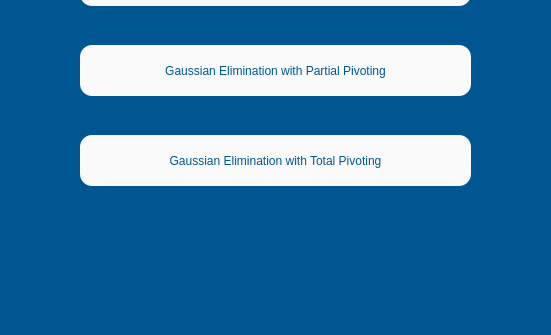
Above: Designer/gaussian_elimination_window.ui from ManuelG28/Numerikiando before the change; both pictures show x 160 to 711 and y 315 to 650 of the 850 by 650 pixel window. Below: the same form after it.
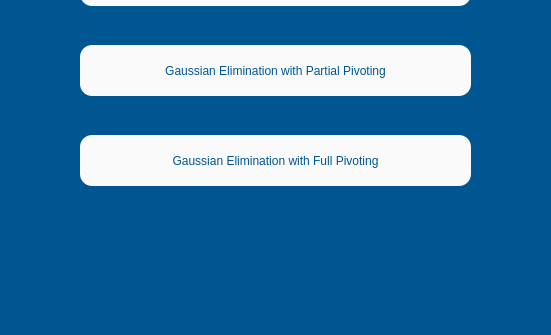
That is the form after the change. Icons and pictures are not drawn.

Patch:
```diff
--- a/Designer/gaussian_elimination_window.ui
+++ b/Designer/gaussian_elimination_window.ui
@@ -162,7 +162,7 @@
 </string>
    </property>
    <property name="text">
-    <string>Gaussian Elimination with Total Pivoting</string>
+    <string>Gaussian Elimination with Full Pivoting</string>
    </property>
   </widget>
   <widget class="QPushButton" name="back_button">
```
Left out of the diff: 2 changed lines with no effect on the pictures.
